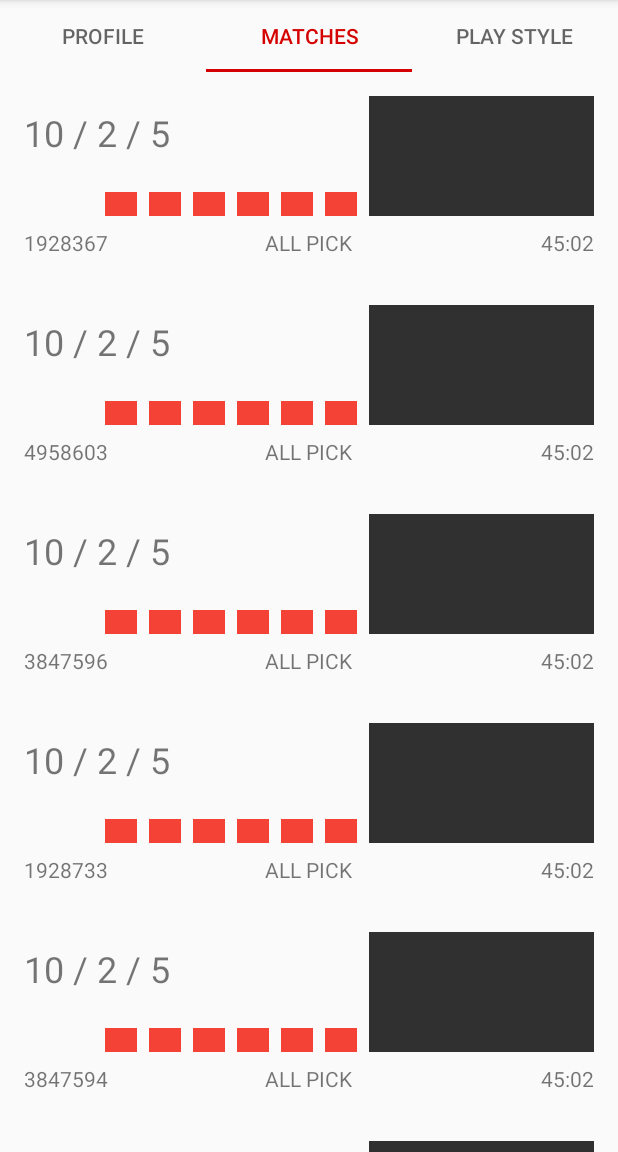
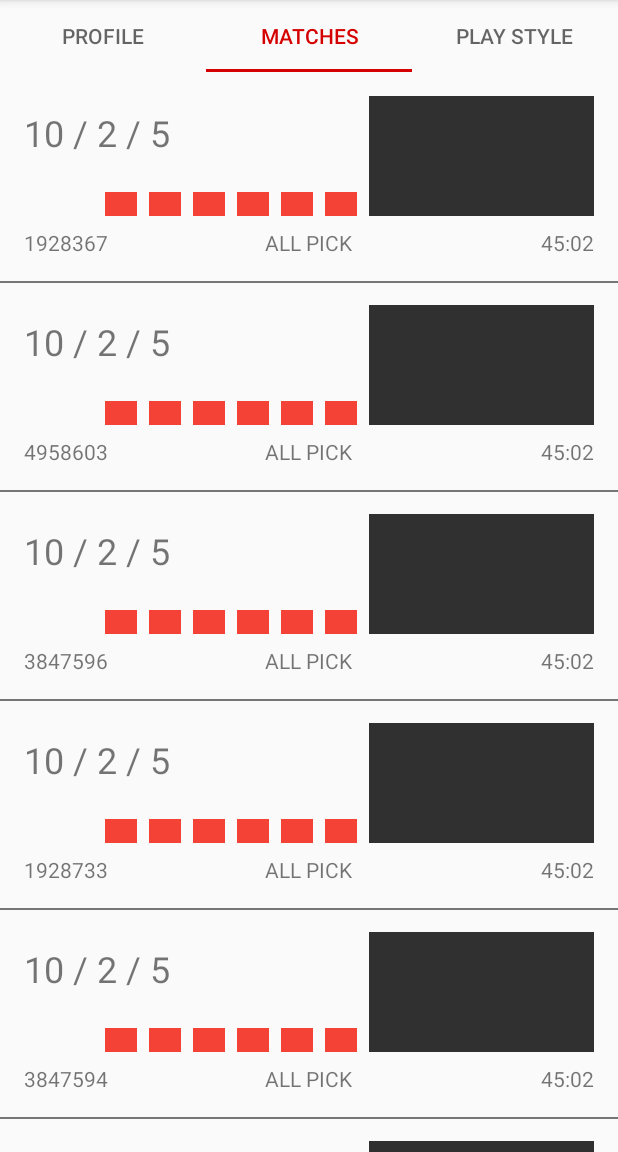
Before and after one commit to jdhrnndz/dota-2-junkie, an Android app: the screen it shows after launch (MainActivity), tab 2 chosen, on a phone screen of 412 x 824 dp, the part 84-1236 px from its top. Run offline under Robolectric (Android 15) with nearby library versions, the phone set to English and light mode, and no system bars.

Commit message:
Added divider to Matches Recycler View

```diff
--- /dev/null
+++ b/app/src/main/java/com/stratpoint/jdhrnndz/dota2junkie/SimpleDividerItemDecoration.java
@@ -0,0 +1,38 @@
+package com.stratpoint.jdhrnndz.dota2junkie;
+
+import android.content.Context;
+import android.graphics.Canvas;
+import android.graphics.drawable.Drawable;
+import android.support.v4.content.ContextCompat;
+import android.support.v7.widget.RecyclerView;
+import android.view.View;
+
+/**
+ * Created by johndeniellehernandez on 7/21/16.
+ */
+public class SimpleDividerItemDecoration extends RecyclerView.ItemDecoration {
+    private Drawable mDivider;
+
+    public SimpleDividerItemDecoration(Context context) {
+        mDivider = ContextCompat.getDrawable(context,R.drawable.line_divider);
+    }
+
+    @Override
+    public void onDrawOver(Canvas c, RecyclerView parent, RecyclerView.State state) {
+        int left = parent.getPaddingLeft();
+        int right = parent.getWidth() - parent.getPaddingRight();
+
+        int childCount = parent.getChildCount();
+        for (int i = 0; i < childCount; i++) {
+            View child = parent.getChildAt(i);
+
+            RecyclerView.LayoutParams params = (RecyclerView.LayoutParams) child.getLayoutParams();
+
+            int top = child.getBottom() + params.bottomMargin;
+            int bottom = top + mDivider.getIntrinsicHeight();
+
+            mDivider.setBounds(left, top, right, bottom);
+            mDivider.draw(c);
+        }
+    }
+}
--- a/app/src/main/res/drawable/line_divider.xml
+++ b/app/src/main/res/drawable/line_divider.xml
@@ -0,0 +1,11 @@
+<?xml version="1.0" encoding="utf-8"?>
+<shape xmlns:android="http://schemas.android.com/apk/res/android"
+    android:shape="rectangle">
+
+    <size
+        android:width="1dp"
+        android:height="1dp" />
+
+    <solid android:color="@color/colorDivider" />
+
+</shape>
--- a/app/src/main/res/values/colors.xml
+++ b/app/src/main/res/values/colors.xml
@@ -4,4 +4,5 @@
     <color name="colorPrimaryDark">#F44336</color>
     <color name="colorAccent">#9E9E9e</color>
     <color name="windowBackground">#303030</color>
+    <color name="colorDivider">#757575</color>
 </resources>
```
